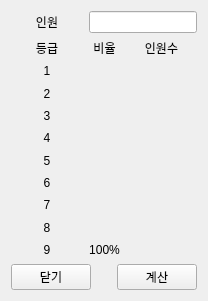
The window that UI/CutCalc.ui (yuj09161/grademanage) describes before a commit, drawn with Qt 5.
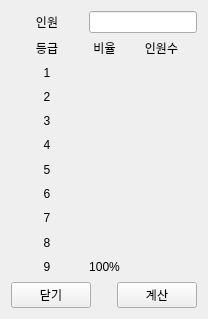
The same window after the commit.

What changed in the file:
```diff
--- a/UI/CutCalc.ui
+++ b/UI/CutCalc.ui
@@ -7,7 +7,7 @@
     <x>0</x>
     <y>0</y>
     <width>208</width>
-    <height>301</height>
+    <height>319</height>
    </rect>
   </property>
   <property name="windowTitle">
@@ -115,6 +115,9 @@
        <verstretch>0</verstretch>
       </sizepolicy>
      </property>
+     <property name="text">
+      <string/>
+     </property>
      <property name="alignment">
       <set>Qt::AlignCenter</set>
      </property>
```
Left out of the diff: 3 changed lines with no effect on the pictures.
